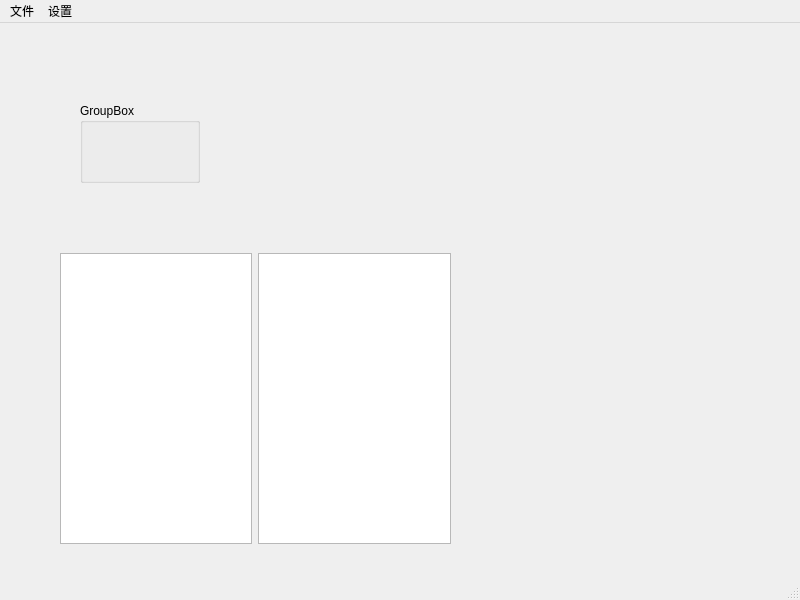
Old version of the form mainwindow.ui in the repository DoubleC01/basedataview.
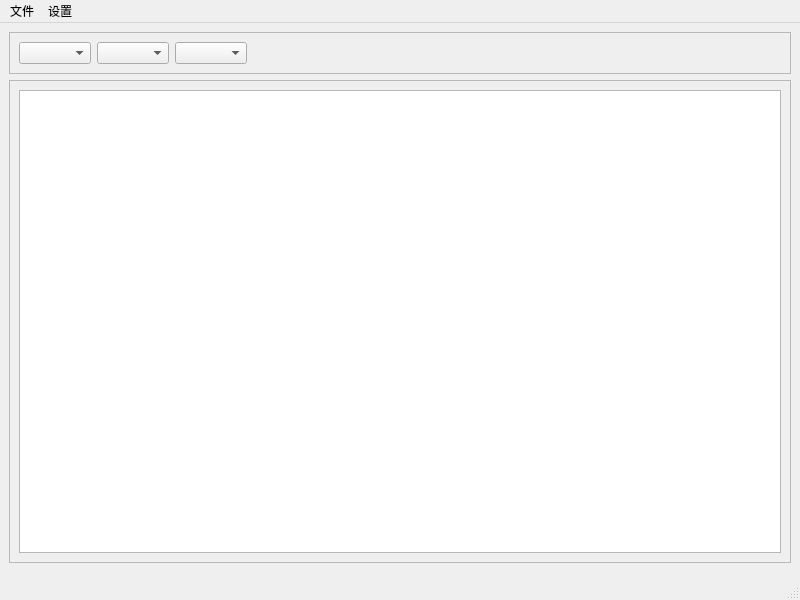
New version of the form. Icons and pictures are not drawn.

The edit to the form file:
```diff
--- a/mainwindow.ui
+++ b/mainwindow.ui
@@ -14,37 +14,67 @@
    <string>MainWindow</string>
   </property>
   <widget class="QWidget" name="centralwidget">
-   <widget class="QWidget" name="horizontalLayoutWidget">
-    <property name="geometry">
-     <rect>
-      <x>60</x>
-      <y>230</y>
-      <width>391</width>
-      <height>291</height>
-     </rect>
-    </property>
-    <layout class="QHBoxLayout" name="horizontalLayout">
-     <item>
-      <widget class="QTableView" name="tableView"/>
-     </item>
-     <item>
-      <widget class="QListView" name="listView"/>
-     </item>
-    </layout>
-   </widget>
-   <widget class="QGroupBox" name="groupBox">
-    <property name="geometry">
-     <rect>
-      <x>80</x>
-      <y>80</y>
-      <width>120</width>
-      <height>80</height>
-     </rect>
-    </property>
-    <property name="title">
-     <string>GroupBox</string>
-    </property>
-   </widget>
+   <layout class="QVBoxLayout" name="verticalLayout">
+    <item>
+     <widget class="QFrame" name="frame">
+      <property name="frameShape">
+       <enum>QFrame::StyledPanel</enum>
+      </property>
+      <property name="frameShadow">
+       <enum>QFrame::Raised</enum>
+      </property>
+      <layout class="QHBoxLayout" name="horizontalLayout_2">
+       <item>
+        <widget class="QComboBox" name="comboBoxFactory"/>
+       </item>
+       <item>
+        <widget class="QComboBox" name="comboBoxDiameter"/>
+       </item>
+       <item>
+        <widget class="QComboBox" name="comboBoxPipeClass"/>
+       </item>
+       <item>
+        <spacer name="horizontalSpacer">
+         <property name="orientation">
+          <enum>Qt::Horizontal</enum>
+         </property>
+         <property name="sizeHint" stdset="0">
+          <size>
+           <width>40</width>
+           <height>20</height>
+          </size>
+         </property>
+        </spacer>
+       </item>
+      </layout>
+     </widget>
+    </item>
+    <item>
+     <widget class="QFrame" name="frame_2">
+      <property name="frameShape">
+       <enum>QFrame::StyledPanel</enum>
+      </property>
+      <property name="frameShadow">
+       <enum>QFrame::Raised</enum>
+      </property>
+      <layout class="QHBoxLayout" name="horizontalLayout">
+       <item>
+        <widget class="QTableView" name="tableView"/>
+       </item>
+      </layout>
+     </widget>
+    </item>
+    <item>
+     <widget class="QFrame" name="frame_3">
+      <property name="frameShape">
+       <enum>QFrame::StyledPanel</enum>
+      </property>
+      <property name="frameShadow">
+       <enum>QFrame::Raised</enum>
+      </property>
+     </widget>
+    </item>
+   </layout>
   </widget>
   <widget class="QStatusBar" name="statusbar"/>
   <widget class="QMenuBar" name="menubar">
```
